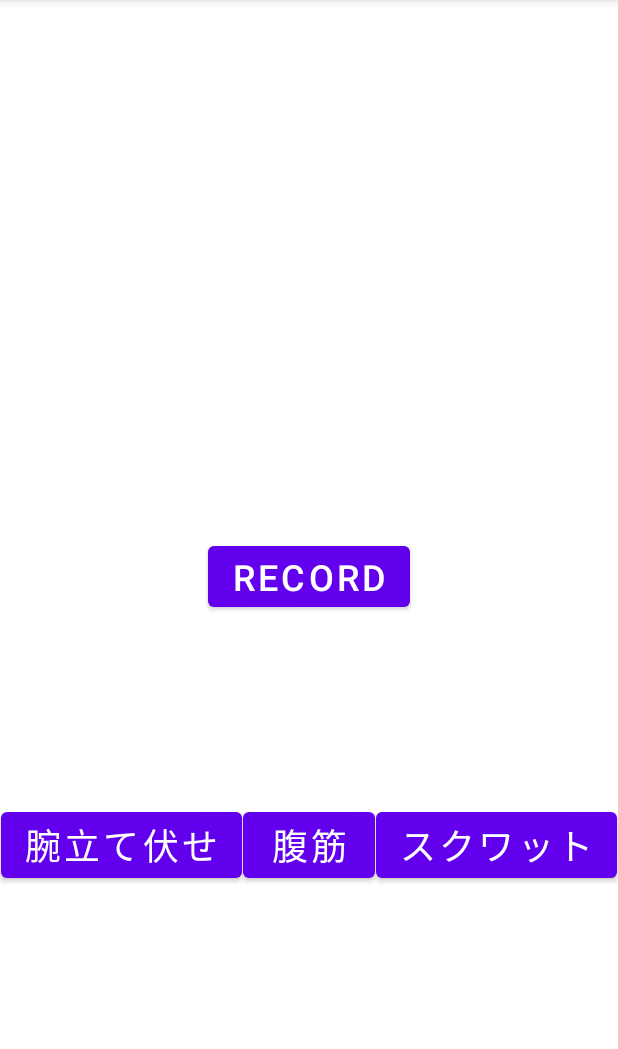
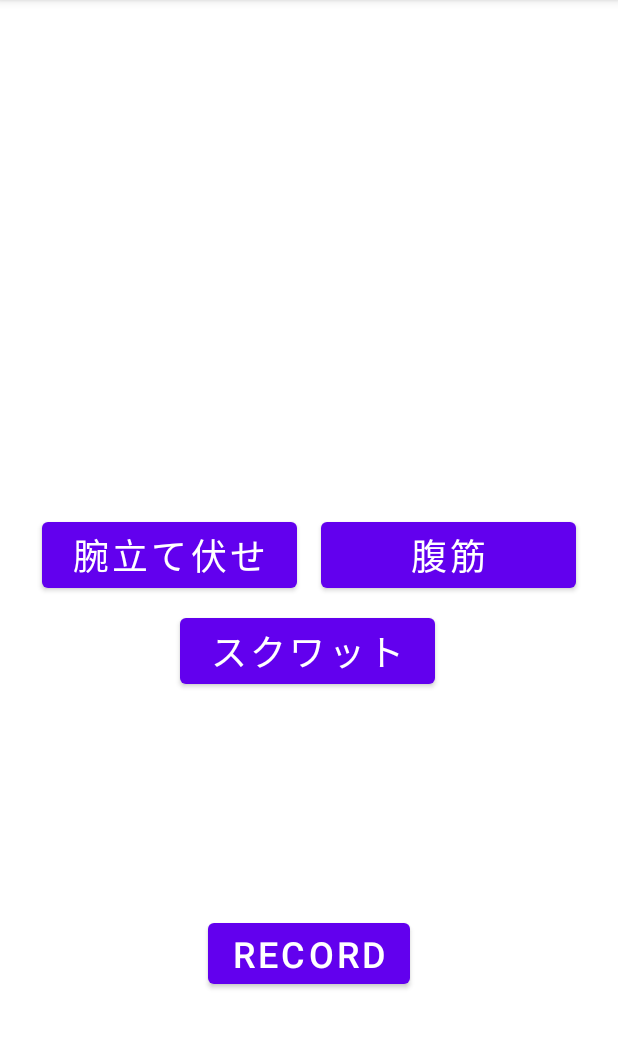
Before and after one commit to Ryota-Ya/MuscleTraining, an Android app: the screen it shows after launch (MainActivity), on a phone screen of 412 x 824 dp, the part 84-1133 px from its top. Run offline under Robolectric (Android 15) with nearby library versions, the phone set to English and light mode, and no system bars.

Commit message:
[update]Mainレイアウトの変更
Mainのレイアウトを変更した

```diff
--- a/app/src/main/res/layout/activity_main.xml
+++ b/app/src/main/res/layout/activity_main.xml
@@ -6,9 +6,16 @@
     android:layout_height="match_parent"
     tools:context=".MainActivity">
 
+    <androidx.constraintlayout.widget.ConstraintLayout
+        android:layout_width="wrap_content"
+        android:layout_height="wrap_content"
+        app:layout_constraintBottom_toTopOf="@id/squat_button"
+        app:layout_constraintLeft_toLeftOf="parent"
+        app:layout_constraintRight_toRightOf="parent">
+
         <Button
             android:id="@+id/push_ups_button"
-        android:layout_width="wrap_content"
+            android:layout_width="170dp"
             android:layout_height="wrap_content"
             android:layout_margin="@dimen/margin"
             android:text="@string/push_ups_button"
@@ -16,31 +23,36 @@
             app:layout_constraintBottom_toBottomOf="parent"
             app:layout_constraintLeft_toLeftOf="parent"
             app:layout_constraintRight_toLeftOf="@id/abs_button"
-        app:layout_constraintTop_toTopOf="@id/record_button" />
+            app:layout_constraintTop_toTopOf="parent" />
 
         <Button
             android:id="@+id/abs_button"
-        android:layout_width="wrap_content"
+            android:layout_width="170dp"
             android:layout_height="wrap_content"
             android:layout_margin="@dimen/margin"
             android:text="@string/abs_button"
             android:textSize="@dimen/text_size"
             app:layout_constraintBottom_toBottomOf="parent"
-        app:layout_constraintLeft_toLeftOf="parent"
+            app:layout_constraintLeft_toRightOf="@id/push_ups_button"
             app:layout_constraintRight_toRightOf="parent"
-        app:layout_constraintTop_toTopOf="@id/record_button" />
+            app:layout_constraintTop_toTopOf="parent" />
+    </androidx.constraintlayout.widget.ConstraintLayout>
 
     <Button
         android:id="@+id/squat_button"
-        android:layout_width="wrap_content"
+        android:layout_width="170dp"
         android:layout_height="wrap_content"
         android:layout_margin="@dimen/margin"
         android:text="@string/squat_button"
         android:textSize="@dimen/text_size"
         app:layout_constraintBottom_toBottomOf="parent"
-        app:layout_constraintLeft_toRightOf="@id/abs_button"
+        app:layout_constraintEnd_toEndOf="parent"
+        app:layout_constraintHorizontal_bias="0.497"
+        app:layout_constraintLeft_toRightOf="parent"
         app:layout_constraintRight_toRightOf="parent"
-        app:layout_constraintTop_toTopOf="@id/record_button" />
+        app:layout_constraintStart_toStartOf="parent"
+        app:layout_constraintTop_toTopOf="parent"
+        app:layout_constraintVertical_bias="0.572" />
 
     <Button
         android:id="@+id/record_button"
@@ -52,6 +64,7 @@
         app:layout_constraintBottom_toBottomOf="parent"
         app:layout_constraintLeft_toLeftOf="parent"
         app:layout_constraintRight_toRightOf="parent"
-        app:layout_constraintTop_toTopOf="parent" />
+        app:layout_constraintTop_toTopOf="parent"
+        app:layout_constraintVertical_bias="0.86" />
 
 </androidx.constraintlayout.widget.ConstraintLayout>
```
Lines whose indentation alone changed are shown as unchanged.
